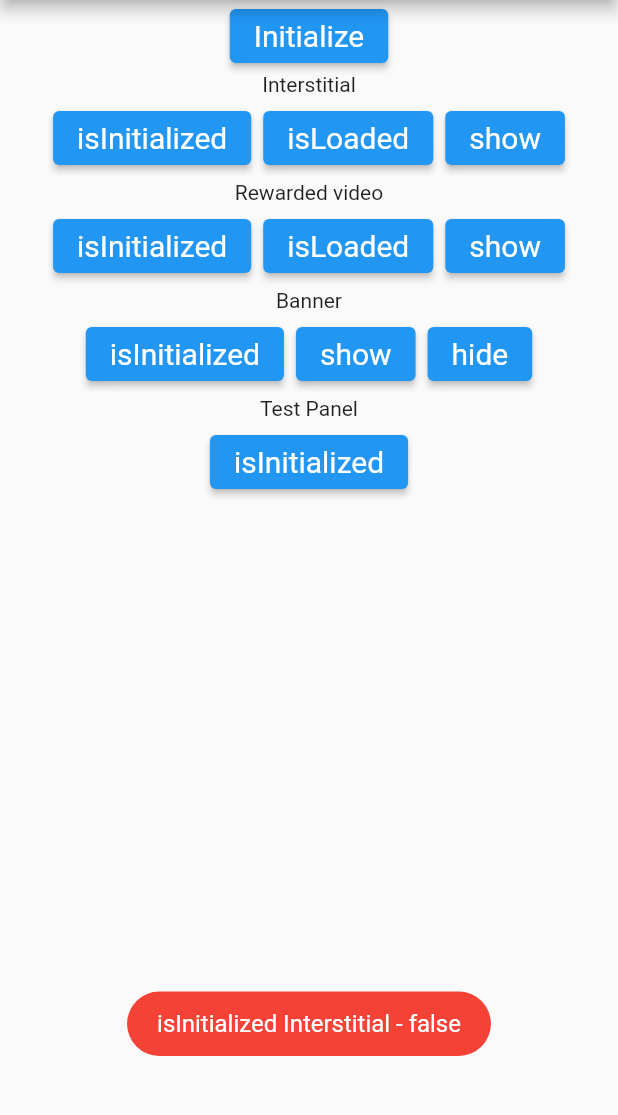
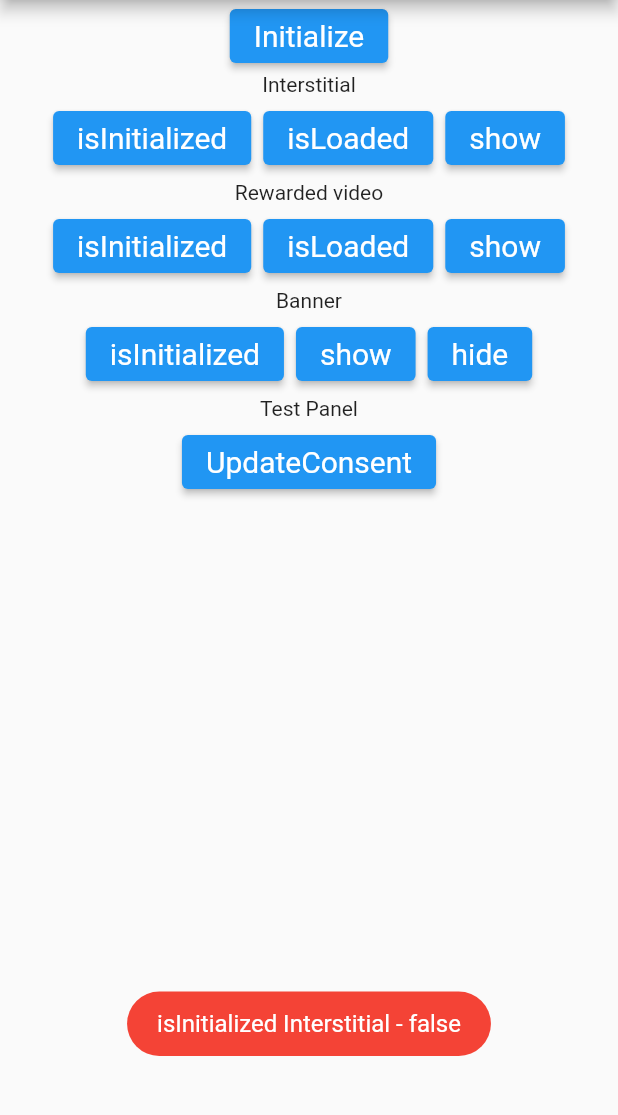
Before and after one commit to appodeal/Appodeal-Flutter-Plugin, a Flutter app: the screen it shows after launch, after a tap on "isInitialized", on a phone screen of 412 x 824 dp, the part 84-1199 px from its top. Run offline on Flutter 3.47's test engine with Material 2 defaults, Android fonts, the phone set to English and light mode, and no system bars; our stand-ins replace fluttertoast.

Commit message:
Update main.dart

```diff
--- a/example/lib/main.dart
+++ b/example/lib/main.dart
@@ -15,7 +15,7 @@ class AppodealDemoApp extends StatefulWidget {
 }
 
 class _AppodealDemoAppState extends State<AppodealDemoApp> {
-  String androidAppKey = Platform.isAndroid ? "fee50c333ff3825fd6ad6d38cff78154de3025546d47a84f" : "ae8558d35fbf2175d3e23ff61df138e27d3cd8efe1e789c4";
+  String androidAppKey = Platform.isAndroid ? "fee50c333ff3825fd6ad6d38cff78154de3025546d47a84f" : "466de0d625e01e8811c588588a42a55970bc7c132649eede";
 
   @override
   void initState() {
@@ -25,12 +25,12 @@ class _AppodealDemoAppState extends State<AppodealDemoApp> {
 
   Future<void> initialization() async {
      Appodeal.setLogLevel(Appodeal.LogLevelVerbose);
+     Appodeal.setTesting(true);
     // Appodeal.setAutoCache(Appodeal.BANNER, true);
     // Appodeal.setAutoCache(Appodeal.INTERSTITIAL, true);
     // Appodeal.setAutoCache(Appodeal.REWARDED_VIDEO, true);
     // Appodeal.setTriggerOnLoadedOnPrecache(Appodeal.INTERSTITIAL, true);
     // Appodeal.setSharedAdsInstanceAcrossActivities(true);
-    // Appodeal.setTesting(true);
     // Appodeal.setSmartBanners(false);
     // Appodeal.setTabletBanners(false);
     // Appodeal.setBannerAnimation(false);
@@ -269,10 +269,10 @@ class _AppodealDemoAppState extends State<AppodealDemoApp> {
                     child: ElevatedButton(
                       style: ElevatedButton.styleFrom(textStyle: const TextStyle(fontSize: 20)),
                       onPressed: () async {
-                        var isInitialized = await Appodeal.isInitialized(Appodeal.BANNER);
-                        Fluttertoast.showToast(msg: 'isInitialized - $isInitialized', toastLength: Toast.LENGTH_SHORT, gravity: ToastGravity.BOTTOM, timeInSecForIosWeb: 1, backgroundColor: Colors.red, textColor: Colors.white, fontSize: 16.0);
+                        var autocache = await Appodeal.isAutoCacheEnabled(Appodeal.INTERSTITIAL);
+                        showToast('AutoCacheEnabled - $autocache');
                       },
-                      child: const Text('isInitialized'),
+                      child: const Text('UpdateConsent'),
                     ),
                   ),
                   // Padding(
```
